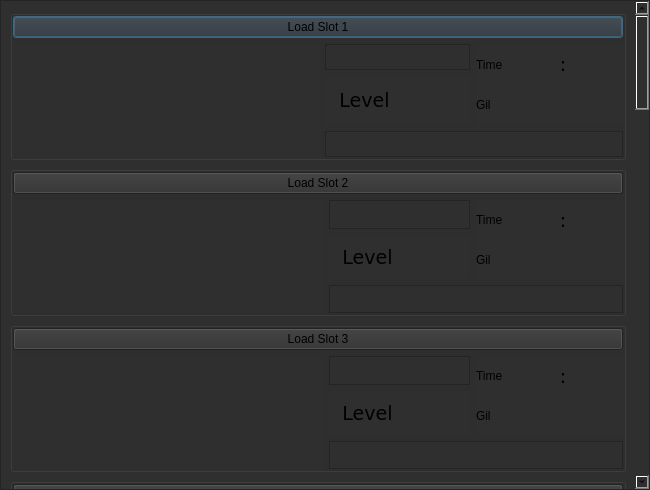
Old version of the form slotselect.ui in the repository sithlord48/blackchocobo.
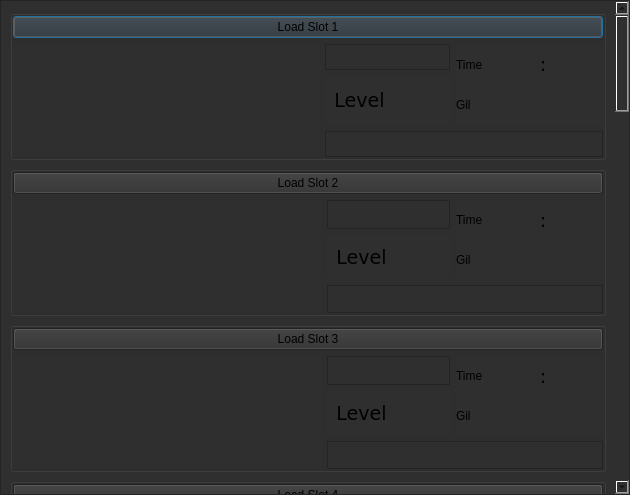
New version of the form. Icons and pictures are not drawn.

Commit message: void save_changes()  now int save_changes() return 1 to contiue to close and  0 to cancel close event. fixed the keyitem list having extra space in scroll area. Resized slotselect to show slightly larger lower buffer.

```diff
--- a/slotselect.ui
+++ b/slotselect.ui
@@ -9,8 +9,8 @@
    <rect>
     <x>0</x>
     <y>0</y>
-    <width>650</width>
-    <height>490</height>
+    <width>630</width>
+    <height>495</height>
    </rect>
   </property>
   <property name="sizePolicy">
@@ -87,8 +87,8 @@
        <rect>
         <x>0</x>
         <y>0</y>
-        <width>632</width>
-        <height>2314</height>
+        <width>608</width>
+        <height>2346</height>
        </rect>
       </property>
       <property name="sizePolicy">
@@ -115,9 +115,6 @@
          <property name="styleSheet">
           <string notr="true"/>
          </property>
-         <property name="title">
-          <string/>
-         </property>
          <layout class="QGridLayout" name="gridLayout_31">
           <property name="margin">
            <number>0</number>
@@ -125,7 +122,7 @@
           <property name="spacing">
            <number>-1</number>
           </property>
-          <item row="0" column="0" colspan="3">
+          <item row="1" column="0" colspan="3">
            <widget class="QPushButton" name="btn_s1">
             <property name="sizePolicy">
              <sizepolicy hsizetype="Preferred" vsizetype="Fixed">
@@ -147,7 +144,7 @@
             </property>
            </widget>
           </item>
-          <item row="1" column="1">
+          <item row="3" column="1">
            <widget class="QLabel" name="s1_lbl_name">
             <property name="font">
              <font>
@@ -178,7 +175,7 @@
             </property>
            </widget>
           </item>
-          <item row="3" column="1" colspan="2">
+          <item row="5" column="1" colspan="2">
            <widget class="QLabel" name="s1_lbl_loc">
             <property name="sizePolicy">
              <sizepolicy hsizetype="Preferred" vsizetype="Preferred">
@@ -221,7 +218,7 @@
             </property>
            </widget>
           </item>
-          <item row="2" column="1">
+          <item row="4" column="1">
            <widget class="QWidget" name="s1_frame_level" native="true">
             <layout class="QHBoxLayout" name="horizontalLayout_31">
              <item>
@@ -268,7 +265,7 @@
             </layout>
            </widget>
           </item>
-          <item row="1" column="2" rowspan="2">
+          <item row="3" column="2" rowspan="2">
            <widget class="QWidget" name="s1_frame_time" native="true">
             <layout class="QGridLayout" name="gridLayout_4">
              <property name="leftMargin">
@@ -409,7 +406,7 @@
             </layout>
            </widget>
           </item>
-          <item row="1" column="0" rowspan="3">
+          <item row="3" column="0" rowspan="3">
            <widget class="QWidget" name="s1_frame_avatar" native="true">
             <layout class="QHBoxLayout" name="layout_avatars">
              <property name="spacing">
```
The commit also changes 3 other files.
